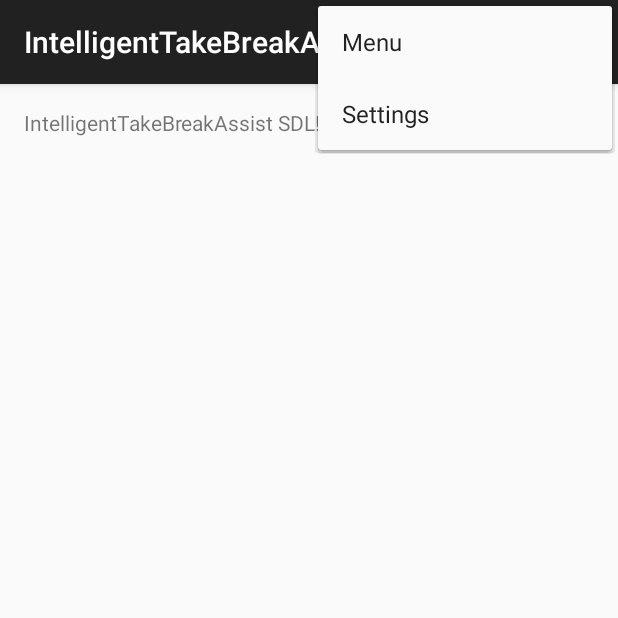
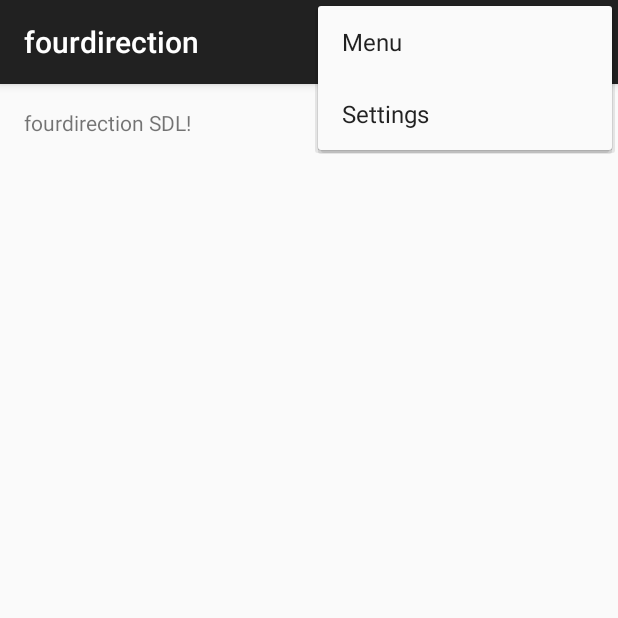
Before and after one commit to boopathiraja/fordhackathon2016, an Android app: the screen it shows after launch (MainActivity), with the options menu open, on a phone screen of 412 x 824 dp, the top half of it. Run offline under Robolectric (Android 15) with nearby library versions, the phone set to English and light mode, and no system bars.

Commit message:
changed the name

```diff
--- a/IntelligentTakeABreakAssist/app/src/main/res/values/strings.xml
+++ b/IntelligentTakeABreakAssist/app/src/main/res/values/strings.xml
@@ -1,8 +1,8 @@
 <?xml version="1.0" encoding="utf-8"?>
 <resources>
 
-    <string name="app_name">IntelligentTakeBreakAssist</string>
-    <string name="hello_world">IntelligentTakeBreakAssist SDL!</string>
+    <string name="app_name">fourdirection</string>
+    <string name="hello_world">fourdirection SDL!</string>
     <string name="action_settings">Settings</string>
     <string name="action_menu">Menu</string>
 
```
